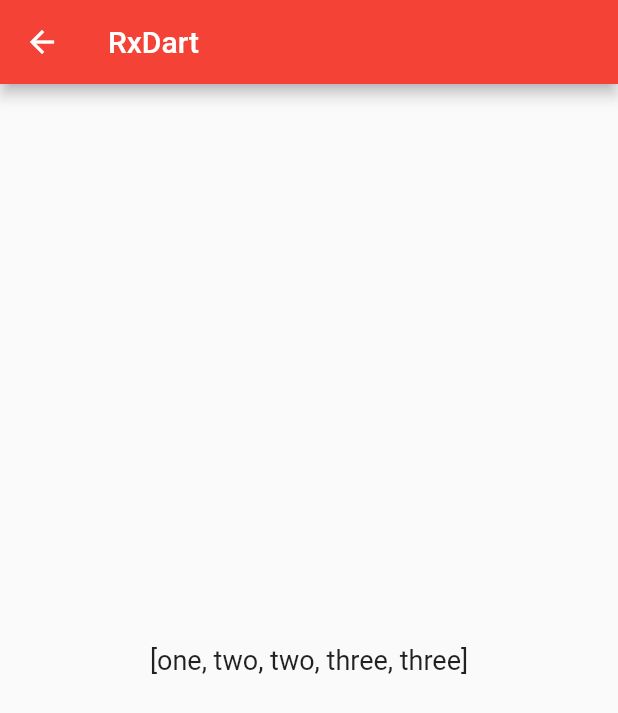
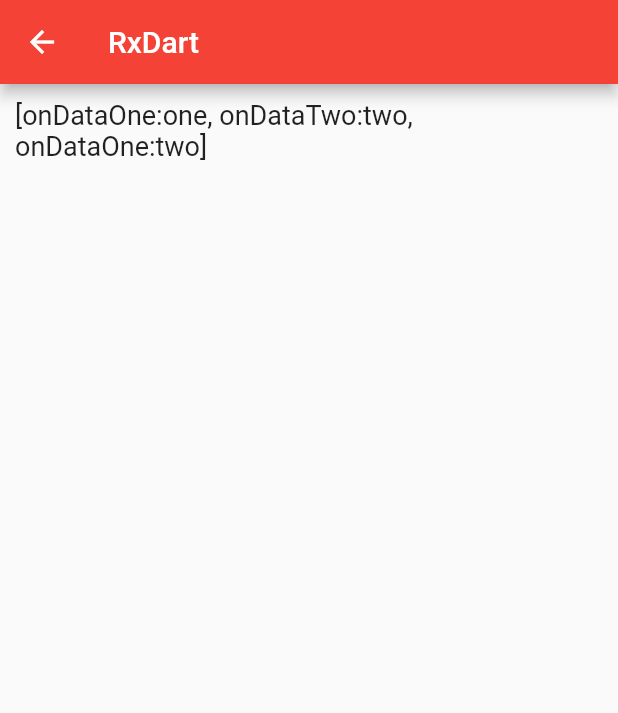
Before and after one commit to Jentlezhi/flutter_demo, a Flutter app: the screen it shows after launch, on a phone screen of 412 x 824 dp. Shown: the top 713 px of the screen. Run offline on Flutter 3.47's test engine with Material 2 defaults, Android fonts, the phone set to English and light mode, and no system bars; our stand-ins replace rxdart.

Commit message:
BehaviorSubject

```diff
--- a/lib/demo/rxdart/rxdart_demo.dart
+++ b/lib/demo/rxdart/rxdart_demo.dart
@@ -24,25 +24,44 @@ class _RxDartDemoState extends State<RxDartDemo> {
     // _observable.every((item) => item < 6).asObservable().listen(_onData);
 
     ///先订阅，再添加数据
-    PublishSubject<String> _subject = PublishSubject<String>();
+    //   PublishSubject<String> _subject = PublishSubject<String>();
+    //   _subject.listen(_onDataOne);
+    //   _subject.add('one');
+    //   _subject.listen(_onData);
+    //   _subject.add('two');
+    //   _subject.add('three');
+    // }
+
+    ///
+    BehaviorSubject<String> _subject = BehaviorSubject<String>();
     _subject.listen(_onDataOne);
     _subject.add('one');
-    _subject.listen(_onData);
     _subject.add('two');
-    _subject.add('three');
+    ///由于我们在add(’two‘)之后才开始收听，所以将会收到最新的value。
+    _subject.listen(_onDataTwo);
+    // _subject.listen(_onData);
+    // _subject.add('two');
+    // _subject.add('three');
   }
 
   void _onData(data) {
     print('$data');
     setState(() {
-      _listData.add('$data');
+      _listData.add('onData:$data');
     });
   }
 
-    void _onDataOne(data) {
+  void _onDataOne(data) {
     print('onDataOne:$data');
     setState(() {
-      _listData.add('$data');
+      _listData.add('onDataOne:$data');
+    });
+  }
+
+  void _onDataTwo(data) {
+    print('onDataTwo:$data');
+    setState(() {
+      _listData.add('onDataTwo:$data');
     });
   }
 
@@ -52,10 +71,13 @@ class _RxDartDemoState extends State<RxDartDemo> {
       appBar: AppBar(
         title: Text('RxDart'),
       ),
-      body: Center(
-        child: Text(
-          _listData.toString(),
-          style: TextStyle(fontSize: 18),
+      body: Padding(
+        padding: const EdgeInsets.all(10.0),
+        child: Container(
+                child: Text(
+            _listData.toString(),
+            style: TextStyle(fontSize: 18),
+          ),
         ),
       ),
     );
```
